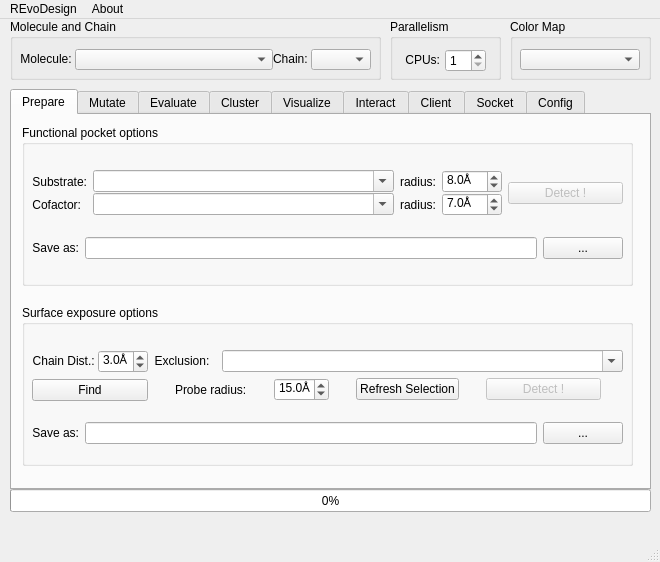
This is REvoDesign/UI/REvoDesign-PyMOL.ui in YaoYinYing/REvoDesign as Qt 5 draws it before an edit. The edited form follows.
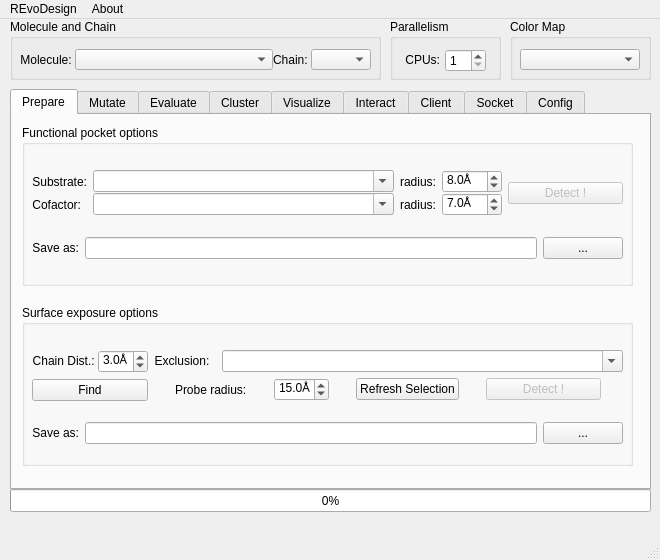
This is the edited form.

What changed in the file:
```diff
--- a/REvoDesign/UI/REvoDesign-PyMOL.ui
+++ b/REvoDesign/UI/REvoDesign-PyMOL.ui
@@ -10,7 +10,7 @@
     <x>0</x>
     <y>0</y>
     <width>660</width>
-    <height>562</height>
+    <height>560</height>
    </rect>
   </property>
   <property name="sizePolicy">
@@ -4351,7 +4351,7 @@
       <item>
        <widget class="QLabel" name="label_molecule">
         <property name="sizePolicy">
-         <sizepolicy hsizetype="Fixed" vsizetype="Fixed">
+         <sizepolicy hsizetype="Fixed" vsizetype="Ignored">
           <horstretch>0</horstretch>
           <verstretch>0</verstretch>
          </sizepolicy>
@@ -4386,7 +4386,7 @@
       <item>
        <widget class="QLabel" name="label_chainid">
         <property name="sizePolicy">
-         <sizepolicy hsizetype="Maximum" vsizetype="Fixed">
+         <sizepolicy hsizetype="Maximum" vsizetype="Ignored">
           <horstretch>0</horstretch>
           <verstretch>0</verstretch>
          </sizepolicy>
```
Left out of the diff: 28 changed lines with no effect on the pictures. Lines whose indentation alone changed are shown as unchanged.
